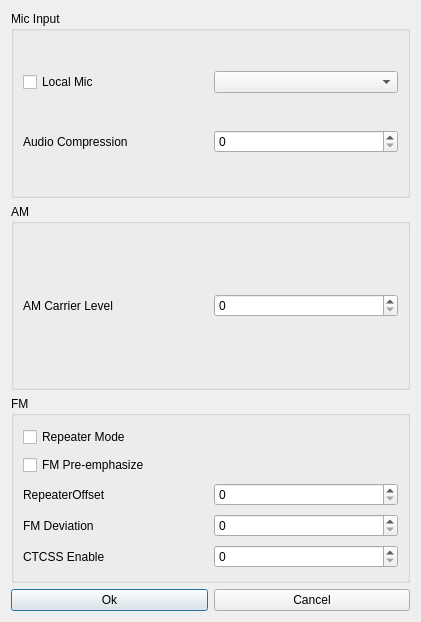
Before: the Qt Designer form Source/src/UI/audio_dialog.ui in zl2brg/cudaSDR, drawn with Qt 5.
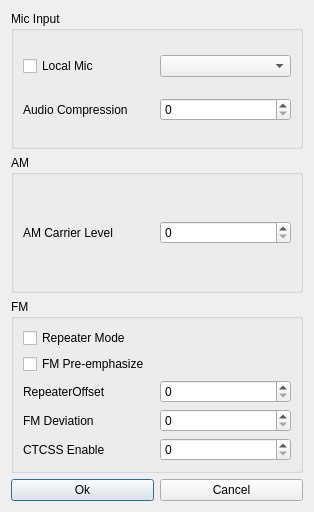
After: the same form once the commit is applied. Custom widgets are drawn as their Qt base class.

Diff of the .ui file:
```diff
--- a/Source/src/UI/audio_dialog.ui
+++ b/Source/src/UI/audio_dialog.ui
@@ -6,8 +6,8 @@
    <rect>
     <x>0</x>
     <y>0</y>
-    <width>421</width>
-    <height>622</height>
+    <width>314</width>
+    <height>512</height>
    </rect>
   </property>
   <property name="windowTitle">
```
